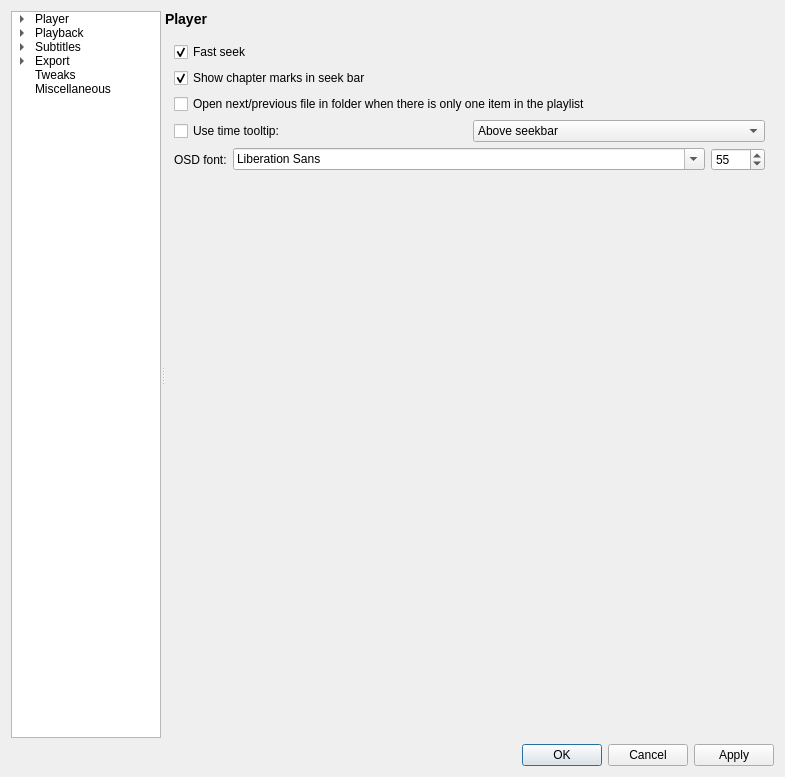
The window that settingswindow.ui (mpc-qt/mpc-qt) describes before a commit, drawn with Qt 5.
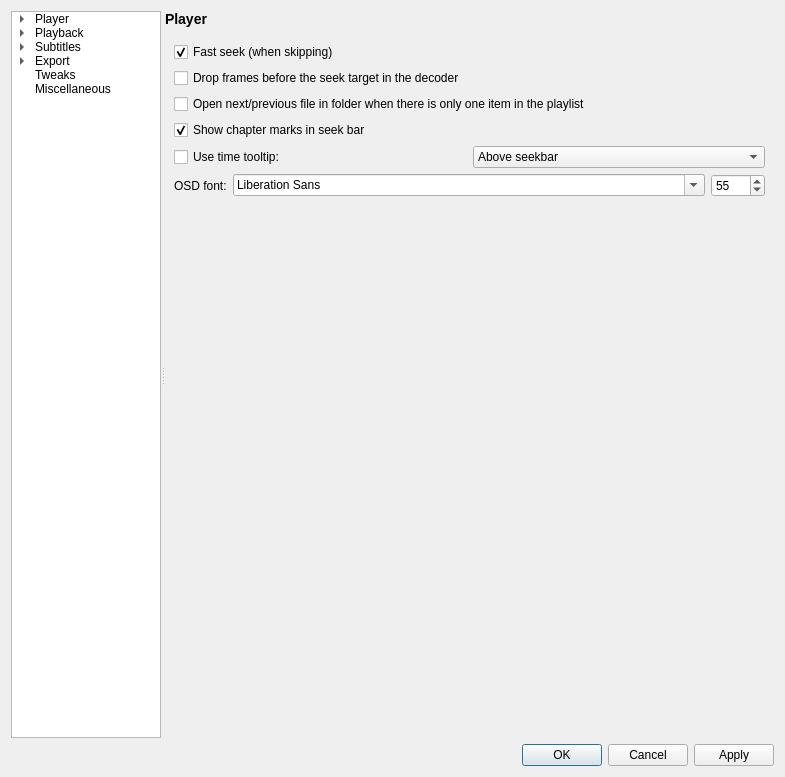
The same window after the commit. The open tabs and pages were chosen to show the change.

Commit message:
settingswindow: implement seek tweaks
Fixes #76.

```diff
--- a/settingswindow.ui
+++ b/settingswindow.ui
@@ -6308,7 +6308,7 @@
            <item>
             <widget class="QCheckBox" name="tweaksFastSeek">
              <property name="text">
-              <string>Fast seek</string>
+              <string>Fast seek (when skipping)</string>
              </property>
              <property name="checked">
               <bool>true</bool>
@@ -6316,12 +6316,9 @@
             </widget>
            </item>
            <item>
-            <widget class="QCheckBox" name="tweaksShowChapterMarks">
+            <widget class="QCheckBox" name="tweaksSeekFramedrop">
              <property name="text">
-              <string>Show chapter marks in seek bar</string>
-             </property>
-             <property name="checked">
-              <bool>true</bool>
+              <string>Drop frames before the seek target in the decoder</string>
              </property>
             </widget>
            </item>
@@ -6332,6 +6329,16 @@
              </property>
             </widget>
            </item>
+           <item>
+            <widget class="QCheckBox" name="tweaksShowChapterMarks">
+             <property name="text">
+              <string>Show chapter marks in seek bar</string>
+             </property>
+             <property name="checked">
+              <bool>true</bool>
+             </property>
+            </widget>
+           </item>
            <item>
             <layout class="QHBoxLayout" name="horizontalLayout_26">
              <item>
```
Left out of the diff: 4 changed lines with no effect on the pictures. The commit also changes 2 other files.
